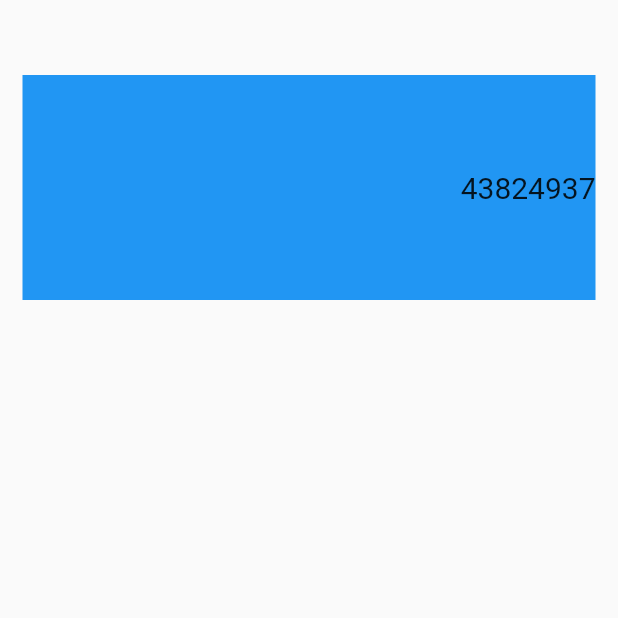
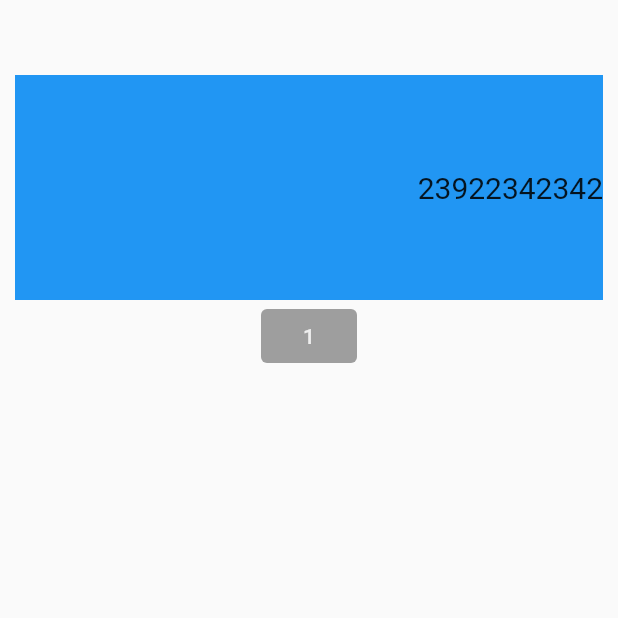
Before and after one commit to JBW7/flutter-apps, a Flutter app: the screen it shows after launch, on a phone screen of 412 x 824 dp, the top half of it. Run offline on Flutter 3.47's test engine with Material 2 defaults, Android fonts, the phone set to English and light mode, and no system bars; our stand-ins replace flutter_spinkit; missing offline and left inert: lipsum.

Commit message:
text button

```diff
--- a/simple_calculator_app/lib/main.dart
+++ b/simple_calculator_app/lib/main.dart
@@ -20,20 +20,16 @@ class _homeState extends State<home> {
   Widget build(BuildContext context) {
     return Scaffold(
 
-      body: Padding(
-        padding: const EdgeInsets.fromLTRB(15, 50, 15, 50),
+      body: Column(
+        //crossAxisAlignment: CrossAxisAlignment.stretch,
 
-        child: Column(
+        children: <Widget>[
 
-          crossAxisAlignment: CrossAxisAlignment.stretch,
-
-          children: <Widget> [
-
-            // container widget for the answer
           Container(
             height: 150,
+            margin: EdgeInsets.fromLTRB(10, 50, 10, 0),
             decoration: BoxDecoration(
-                color: Colors.blue
+              color: Colors.blue[500]
             ),
 
             child: Row(
@@ -47,7 +43,7 @@ class _homeState extends State<home> {
 
                   children: [
                     Text(
-                        '43824937',
+                      '23922342342',
                       style: TextStyle(
                         fontSize: 20,
                       ),
@@ -59,11 +55,22 @@ class _homeState extends State<home> {
 
           ),
 
-
-          ],
+          TextButton(
+            onPressed: () {},
+            style: ButtonStyle(
+              backgroundColor: MaterialStateProperty.all(Colors.grey[500]),
             ),
 
+            child:
+            Text(
+              '1',
+              style: TextStyle(
+                color: Colors.grey[200],
+              ),
 
+              )
+          )
+        ],
 
       ),
 
```
Lines whose indentation alone changed are shown as unchanged.
